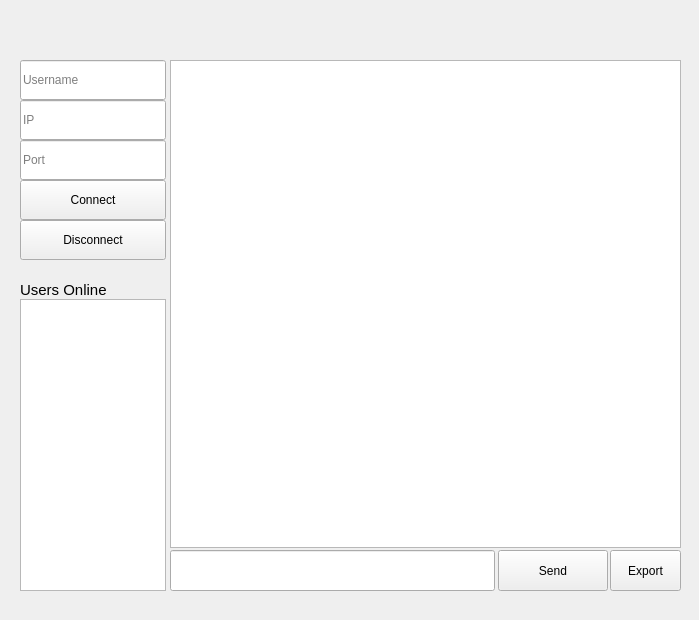
alvinman/linuxChatProgram, file ClientSource/client.ui: the form before one commit.
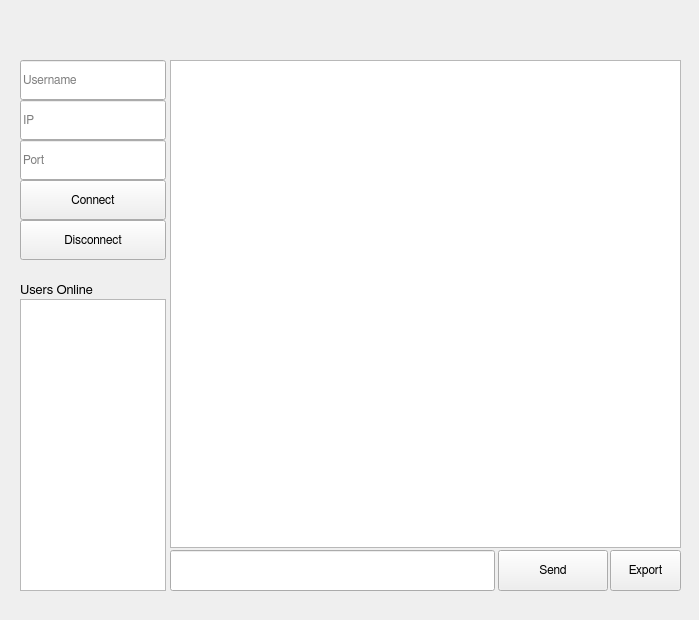
The form after the commit.

Commit message: Added disconnect message and updated UI fonts.

```diff
--- a/ClientSource/client.ui
+++ b/ClientSource/client.ui
@@ -88,6 +88,11 @@
      <height>41</height>
     </rect>
    </property>
+   <property name="font">
+    <font>
+     <family>FreeSans</family>
+    </font>
+   </property>
    <property name="text">
     <string>Send</string>
    </property>
@@ -118,13 +123,14 @@
     <rect>
      <x>20</x>
      <y>280</y>
-     <width>91</width>
+     <width>131</width>
      <height>19</height>
     </rect>
    </property>
    <property name="font">
     <font>
-     <pointsize>11</pointsize>
+     <family>FreeSans</family>
+     <pointsize>10</pointsize>
     </font>
    </property>
    <property name="text">
@@ -140,6 +146,11 @@
      <height>41</height>
     </rect>
    </property>
+   <property name="font">
+    <font>
+     <family>FreeSans</family>
+    </font>
+   </property>
    <property name="text">
     <string>Export</string>
    </property>
@@ -153,6 +164,11 @@
      <height>40</height>
     </rect>
    </property>
+   <property name="font">
+    <font>
+     <family>FreeSans</family>
+    </font>
+   </property>
    <property name="text">
     <string>Connect</string>
    </property>
@@ -166,6 +182,11 @@
      <height>40</height>
     </rect>
    </property>
+   <property name="font">
+    <font>
+     <family>FreeSans</family>
+    </font>
+   </property>
    <property name="text">
     <string>Disconnect</string>
    </property>
@@ -179,6 +200,11 @@
      <height>40</height>
     </rect>
    </property>
+   <property name="font">
+    <font>
+     <family>FreeSans</family>
+    </font>
+   </property>
    <property name="placeholderText">
     <string>Username</string>
    </property>
@@ -192,6 +218,11 @@
      <height>40</height>
     </rect>
    </property>
+   <property name="font">
+    <font>
+     <family>FreeSans</family>
+    </font>
+   </property>
    <property name="whatsThis">
     <string/>
    </property>
@@ -211,6 +242,11 @@
      <height>40</height>
     </rect>
    </property>
+   <property name="font">
+    <font>
+     <family>FreeSans</family>
+    </font>
+   </property>
    <property name="statusTip">
     <string/>
    </property>
```
Left out of the diff: 16 changed lines with no effect on the pictures. The commit also changes 8 other files.
